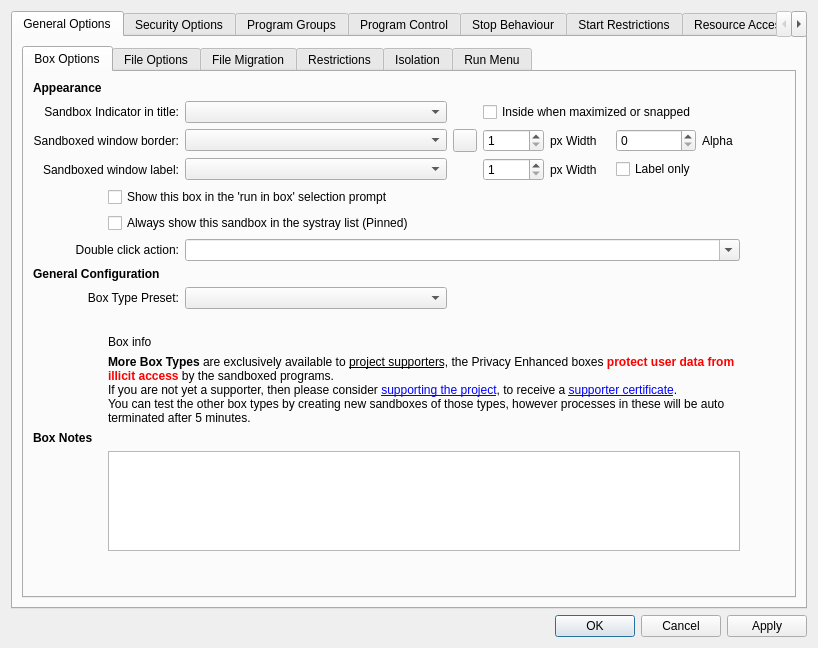
The window that SandboxiePlus/SandMan/Forms/OptionsWindow.ui (sandboxie-plus/Sandboxie) describes before a commit, drawn with Qt 5.
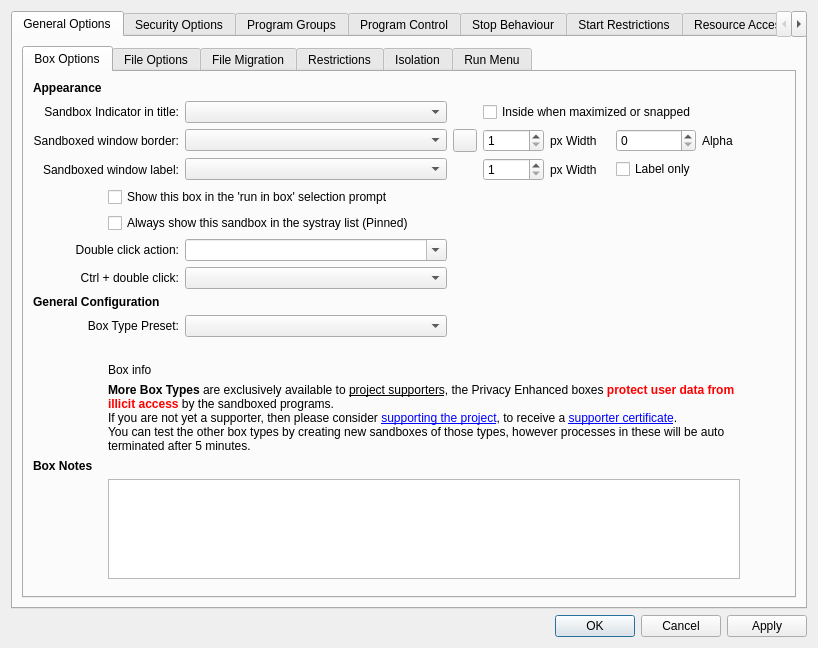
The same window after the commit.

Commit message: SandMan: configure per-box Ctrl double-click action

```diff
--- a/SandboxiePlus/SandMan/Forms/OptionsWindow.ui
+++ b/SandboxiePlus/SandMan/Forms/OptionsWindow.ui
@@ -71,7 +71,7 @@
                  </property>
                 </widget>
                </item>
-               <item row="8" column="0" colspan="3">
+               <item row="9" column="0" colspan="3">
                 <widget class="QLabel" name="label_57">
                  <property name="text">
                   <string>Box Type Preset:</string>
@@ -84,7 +84,7 @@
                  </property>
                 </widget>
                </item>
-               <item row="11" column="1" colspan="13">
+               <item row="12" column="1" colspan="13">
                 <widget class="QLabel" name="lblSupportCert">
                  <property name="text">
                   <string>&lt;b&gt;More Box Types&lt;/b&gt; are exclusively available to &lt;u&gt;project supporters&lt;/u&gt;, the Privacy Enhanced boxes &lt;b&gt;&lt;font color='red'&gt;protect user data from illicit access&lt;/font&gt;&lt;/b&gt; by the sandboxed programs.&lt;br /&gt;If you are not yet a supporter, then please consider &lt;a href=&quot;https://sandboxie-plus.com/go.php?to=sbie-get-cert&quot;&gt;supporting the project&lt;/a&gt;, to receive a &lt;a href=&quot;https://sandboxie-plus.com/go.php?to=sbie-cert&quot;&gt;supporter certificate&lt;/a&gt;.&lt;br /&gt;You can test the other box types by creating new sandboxes of those types, however processes in these will be auto terminated after 5 minutes.</string>
@@ -122,7 +122,7 @@
                <item row="3" column="3" colspan="6">
                 <widget class="QComboBox" name="cmbBoxBorderText"/>
                </item>
-               <item row="14" column="2" colspan="5">
+               <item row="15" column="2" colspan="5">
                 <spacer name="horizontalSpacer_2">
                  <property name="orientation">
                   <enum>Qt::Orientation::Horizontal</enum>
@@ -135,7 +135,7 @@
                  </property>
                 </spacer>
                </item>
-               <item row="13" column="1" colspan="13">
+               <item row="14" column="1" colspan="13">
                 <widget class="QPlainTextEdit" name="txtNotes">
                  <property name="maximumSize">
                   <size>
@@ -182,14 +182,30 @@
                  </property>
                 </widget>
                </item>
-               <item row="6" column="3" colspan="11">
+               <item row="6" column="3" colspan="6">
                 <widget class="QComboBox" name="cmbDblClick">
                  <property name="editable">
                   <bool>true</bool>
                  </property>
                 </widget>
                </item>
-               <item row="12" column="0">
+               <item row="7" column="0" colspan="3">
+                <widget class="QLabel" name="lblCtrlDblClick">
+                 <property name="text">
+                  <string>Ctrl + double click:</string>
+                 </property>
+                 <property name="alignment">
+                  <set>Qt::AlignmentFlag::AlignRight|Qt::AlignmentFlag::AlignTrailing|Qt::AlignmentFlag::AlignVCenter</set>
+                 </property>
+                 <property name="buddy">
+                  <cstring>cmbCtrlDblClick</cstring>
+                 </property>
+                </widget>
+               </item>
+               <item row="7" column="3" colspan="6">
+                <widget class="QComboBox" name="cmbCtrlDblClick"/>
+               </item>
+               <item row="13" column="0">
                 <widget class="QLabel" name="lblNotes">
                  <property name="font">
                   <font>
@@ -308,7 +324,7 @@
                  </property>
                 </widget>
                </item>
-               <item row="14" column="1">
+               <item row="15" column="1">
                 <spacer name="verticalSpacer_17">
                  <property name="orientation">
                   <enum>Qt::Orientation::Vertical</enum>
@@ -321,7 +337,7 @@
                  </property>
                 </spacer>
                </item>
-               <item row="7" column="0" colspan="3">
+               <item row="8" column="0" colspan="3">
                 <widget class="QLabel" name="lblBoxType">
                  <property name="font">
                   <font>
@@ -337,14 +353,14 @@
                <item row="2" column="3" colspan="6">
                 <widget class="QComboBox" name="cmbBoxBorder"/>
                </item>
-               <item row="9" column="1" colspan="13">
-                <widget class="QLabel" name="label_58">
-                 <property name="text">
-                  <string/>
-                 </property>
-                </widget>
-               </item>
                <item row="10" column="1" colspan="13">
+                <widget class="QLabel" name="label_58">
+                 <property name="text">
+                  <string/>
+                 </property>
+                </widget>
+               </item>
+               <item row="11" column="1" colspan="13">
                 <widget class="QLabel" name="lblBoxInfo">
                  <property name="text">
                   <string>Box info</string>
@@ -380,7 +396,7 @@
                  </property>
                 </widget>
                </item>
-               <item row="8" column="3" colspan="6">
+               <item row="9" column="3" colspan="6">
                 <widget class="QComboBox" name="cmbBoxType"/>
                </item>
               </layout>
```
Left out of the diff: 1 changed line with no effect on the pictures. The commit also changes 4 other files.
